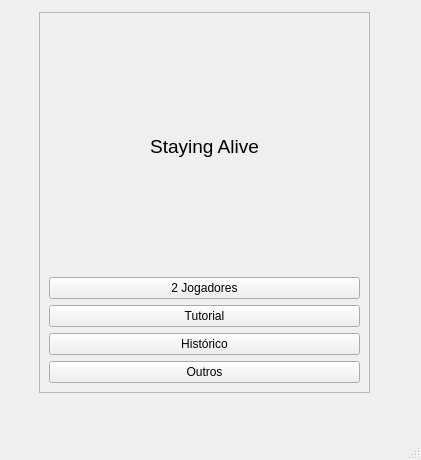
augustovillar/stayingAlive, file interfaceJogo.ui: the form before one commit.
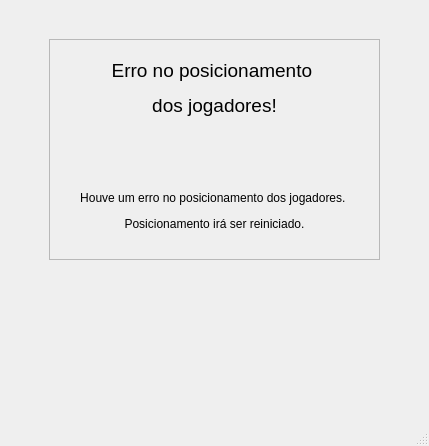
The form after the commit. The open tabs and pages were chosen to show the change.

Commit message: pocisionamento correto, inicio do jogo, musica

What changed in the file:
```diff
--- a/interfaceJogo.ui
+++ b/interfaceJogo.ui
@@ -6,8 +6,8 @@
    <rect>
     <x>0</x>
     <y>0</y>
-    <width>421</width>
-    <height>460</height>
+    <width>429</width>
+    <height>446</height>
    </rect>
   </property>
   <property name="windowTitle">
@@ -524,6 +524,56 @@
         </layout>
        </widget>
       </widget>
+      <widget class="QWidget" name="erroConfiguracao">
+       <widget class="QFrame" name="frame_16">
+        <property name="geometry">
+         <rect>
+          <x>40</x>
+          <y>30</y>
+          <width>331</width>
+          <height>221</height>
+         </rect>
+        </property>
+        <property name="frameShape">
+         <enum>QFrame::StyledPanel</enum>
+        </property>
+        <property name="frameShadow">
+         <enum>QFrame::Raised</enum>
+        </property>
+        <layout class="QVBoxLayout" name="verticalLayout_17">
+         <item>
+          <widget class="QLabel" name="label_21">
+           <property name="text">
+            <string>&lt;html&gt;&lt;head/&gt;&lt;body&gt;&lt;p align=&quot;center&quot;&gt;&lt;span style=&quot; font-size:14pt;&quot;&gt;Erro no posicionamento &lt;/span&gt;&lt;/p&gt;&lt;p align=&quot;center&quot;&gt;&lt;span style=&quot; font-size:14pt;&quot;&gt;dos jogadores!&lt;/span&gt;&lt;/p&gt;&lt;/body&gt;&lt;/html&gt;</string>
+           </property>
+          </widget>
+         </item>
+         <item>
+          <spacer name="verticalSpacer_8">
+           <property name="orientation">
+            <enum>Qt::Vertical</enum>
+           </property>
+           <property name="sizeType">
+            <enum>QSizePolicy::Minimum</enum>
+           </property>
+           <property name="sizeHint" stdset="0">
+            <size>
+             <width>20</width>
+             <height>40</height>
+            </size>
+           </property>
+          </spacer>
+         </item>
+         <item>
+          <widget class="QLabel" name="label_22">
+           <property name="text">
+            <string>&lt;html&gt;&lt;head/&gt;&lt;body&gt;&lt;p align=&quot;center&quot;&gt;Houve um erro no posicionamento dos jogadores. &lt;/p&gt;&lt;p align=&quot;center&quot;&gt;Posicionamento irá ser reiniciado.&lt;/p&gt;&lt;/body&gt;&lt;/html&gt;</string>
+           </property>
+          </widget>
+         </item>
+        </layout>
+       </widget>
+      </widget>
       <widget class="QWidget" name="instrucoesTutorial">
        <layout class="QVBoxLayout" name="verticalLayout_12">
         <item>
```
Left out of the diff: 10 changed lines with no effect on the pictures. The commit also changes 7 other files.
